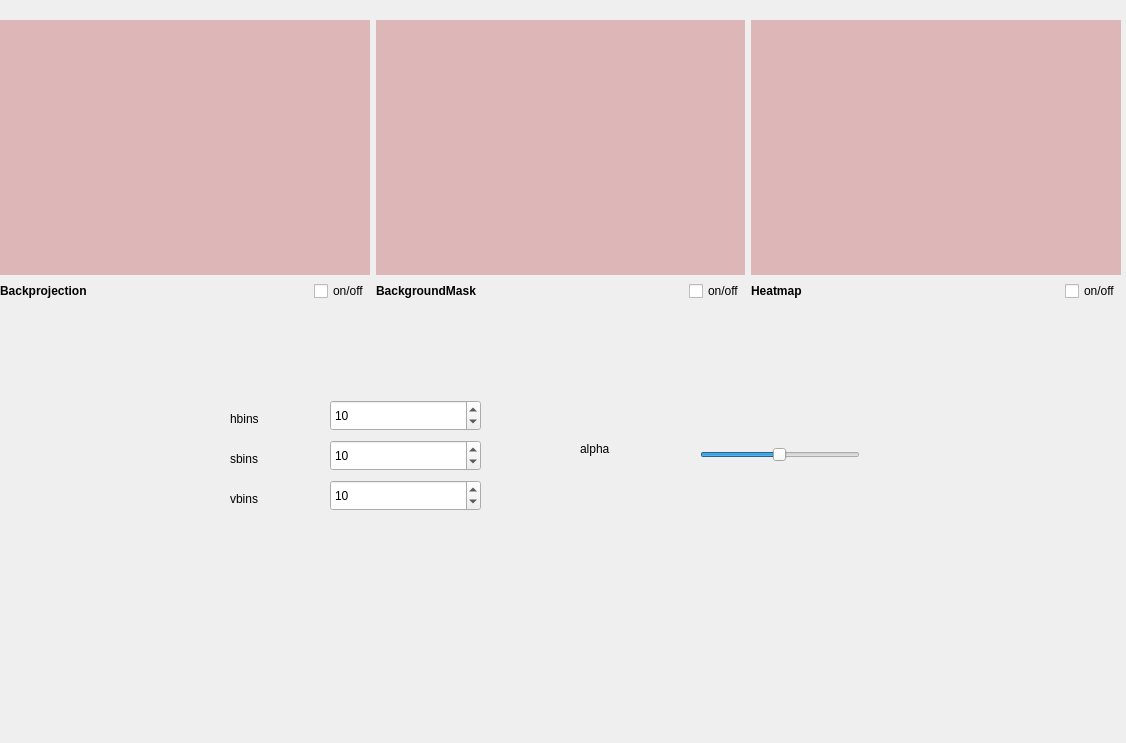
The window that msparamsform.ui (RasPavel/ObjectTrackingUIR) describes before a commit, drawn with Qt 5.
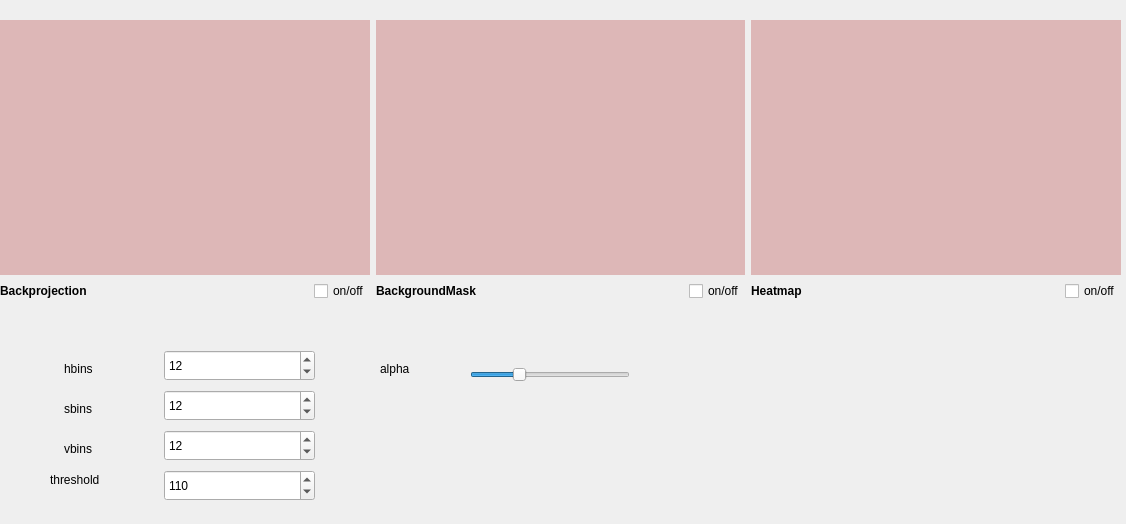
The same window after the commit. Custom widgets are drawn as their Qt base class.

Diff of the .ui file:
```diff
--- a/msparamsform.ui
+++ b/msparamsform.ui
@@ -7,7 +7,7 @@
     <x>0</x>
     <y>0</y>
     <width>1126</width>
-    <height>743</height>
+    <height>524</height>
    </rect>
   </property>
   <property name="windowTitle">
@@ -232,8 +232,8 @@
   <widget class="QLabel" name="label_18">
    <property name="geometry">
     <rect>
-     <x>230</x>
-     <y>410</y>
+     <x>64</x>
+     <y>360</y>
      <width>67</width>
      <height>17</height>
     </rect>
@@ -245,8 +245,8 @@
   <widget class="QSpinBox" name="hbins_spinbox">
    <property name="geometry">
     <rect>
-     <x>330</x>
-     <y>400</y>
+     <x>164</x>
+     <y>350</y>
      <width>151</width>
      <height>31</height>
     </rect>
@@ -261,14 +261,14 @@
     <number>1</number>
    </property>
    <property name="value">
-    <number>10</number>
+    <number>12</number>
    </property>
   </widget>
   <widget class="QLabel" name="label_22">
    <property name="geometry">
     <rect>
-     <x>230</x>
-     <y>490</y>
+     <x>64</x>
+     <y>440</y>
      <width>67</width>
      <height>17</height>
     </rect>
@@ -280,8 +280,8 @@
   <widget class="QSpinBox" name="vbins_spinbox">
    <property name="geometry">
     <rect>
-     <x>330</x>
-     <y>480</y>
+     <x>164</x>
+     <y>430</y>
      <width>151</width>
      <height>31</height>
     </rect>
@@ -296,14 +296,14 @@
     <number>1</number>
    </property>
    <property name="value">
-    <number>10</number>
+    <number>12</number>
    </property>
   </widget>
   <widget class="QLabel" name="label_23">
    <property name="geometry">
     <rect>
-     <x>230</x>
-     <y>450</y>
+     <x>64</x>
+     <y>400</y>
      <width>67</width>
      <height>17</height>
     </rect>
@@ -315,8 +315,8 @@
   <widget class="QSpinBox" name="sbins_spinbox">
    <property name="geometry">
     <rect>
-     <x>330</x>
-     <y>440</y>
+     <x>164</x>
+     <y>390</y>
      <width>151</width>
      <height>31</height>
     </rect>
@@ -331,14 +331,14 @@
     <number>1</number>
    </property>
    <property name="value">
-    <number>10</number>
+    <number>12</number>
    </property>
   </widget>
   <widget class="QSlider" name="alpha_slider">
    <property name="geometry">
     <rect>
-     <x>700</x>
-     <y>440</y>
+     <x>470</x>
+     <y>360</y>
      <width>160</width>
      <height>29</height>
     </rect>
@@ -352,8 +352,11 @@
    <property name="singleStep">
     <number>1</number>
    </property>
+   <property name="value">
+    <number>30</number>
+   </property>
    <property name="sliderPosition">
-    <number>50</number>
+    <number>30</number>
    </property>
    <property name="orientation">
     <enum>Qt::Horizontal</enum>
@@ -362,8 +365,8 @@
   <widget class="QLabel" name="label_24">
    <property name="geometry">
     <rect>
-     <x>580</x>
-     <y>440</y>
+     <x>380</x>
+     <y>360</y>
      <width>67</width>
      <height>17</height>
     </rect>
@@ -372,6 +375,41 @@
     <string>alpha</string>
    </property>
   </widget>
+  <widget class="QSpinBox" name="thresh_spinbox">
+   <property name="geometry">
+    <rect>
+     <x>164</x>
+     <y>470</y>
+     <width>151</width>
+     <height>31</height>
+    </rect>
+   </property>
+   <property name="minimum">
+    <number>0</number>
+   </property>
+   <property name="maximum">
+    <number>255</number>
+   </property>
+   <property name="singleStep">
+    <number>1</number>
+   </property>
+   <property name="value">
+    <number>110</number>
+   </property>
+  </widget>
+  <widget class="QLabel" name="label_25">
+   <property name="geometry">
+    <rect>
+     <x>50</x>
+     <y>470</y>
+     <width>81</width>
+     <height>20</height>
+    </rect>
+   </property>
+   <property name="text">
+    <string>threshold</string>
+   </property>
+  </widget>
  </widget>
  <customwidgets>
   <customwidget>
```
